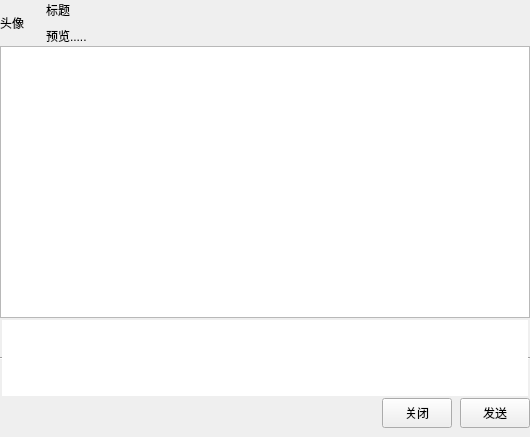
Old version of the form chatform.ui in the repository wangchz13/LanChat.
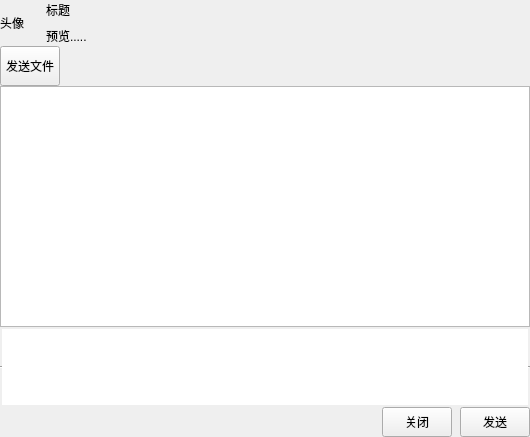
New version of the form. Icons and pictures are not drawn.

```diff
--- a/chatform.ui
+++ b/chatform.ui
@@ -30,7 +30,7 @@
     <number>0</number>
    </property>
    <property name="bottomMargin">
-    <number>9</number>
+    <number>0</number>
    </property>
    <item>
     <layout class="QHBoxLayout" name="horizontalLayout_4">
@@ -110,6 +110,53 @@
      </item>
     </layout>
    </item>
+   <item>
+    <layout class="QHBoxLayout" name="horizontalLayout_5">
+     <item>
+      <widget class="QPushButton" name="pushButton">
+       <property name="minimumSize">
+        <size>
+         <width>60</width>
+         <height>40</height>
+        </size>
+       </property>
+       <property name="maximumSize">
+        <size>
+         <width>60</width>
+         <height>40</height>
+        </size>
+       </property>
+       <property name="font">
+        <font>
+         <family>微软雅黑</family>
+        </font>
+       </property>
+       <property name="text">
+        <string>发送文件</string>
+       </property>
+       <property name="iconSize">
+        <size>
+         <width>60</width>
+         <height>40</height>
+        </size>
+       </property>
+      </widget>
+     </item>
+     <item>
+      <spacer name="horizontalSpacer_4">
+       <property name="orientation">
+        <enum>Qt::Horizontal</enum>
+       </property>
+       <property name="sizeHint" stdset="0">
+        <size>
+         <width>40</width>
+         <height>20</height>
+        </size>
+       </property>
+      </spacer>
+     </item>
+    </layout>
+   </item>
    <item>
     <widget class="QTextBrowser" name="msgBrowser">
      <property name="styleSheet">
```
